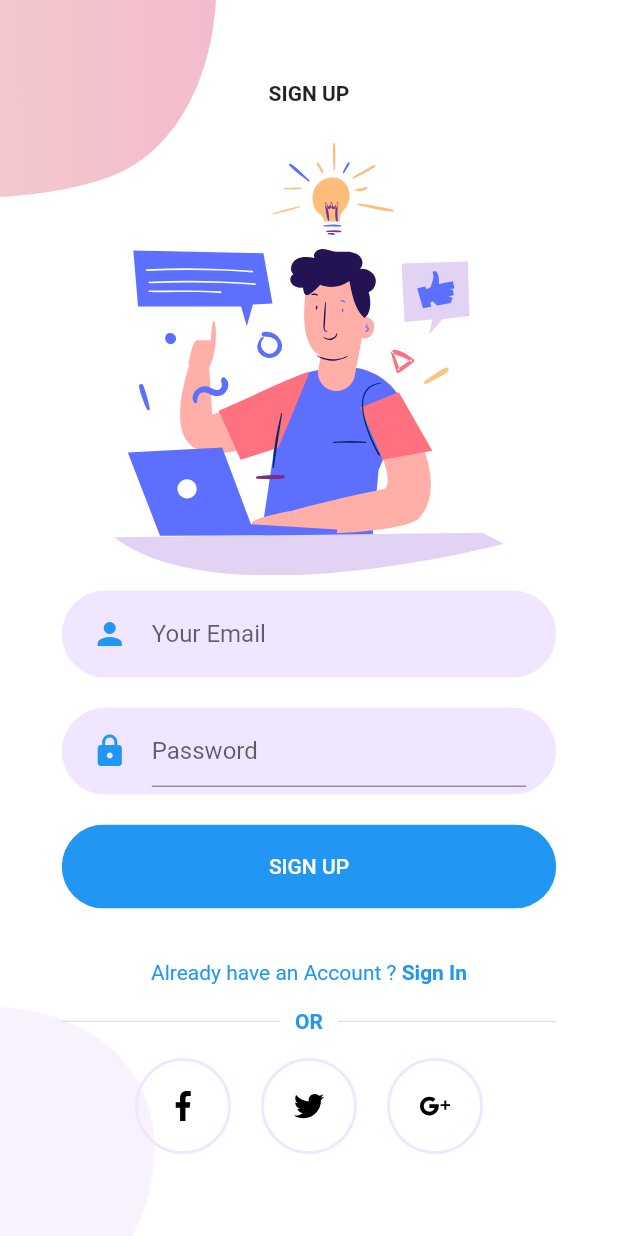
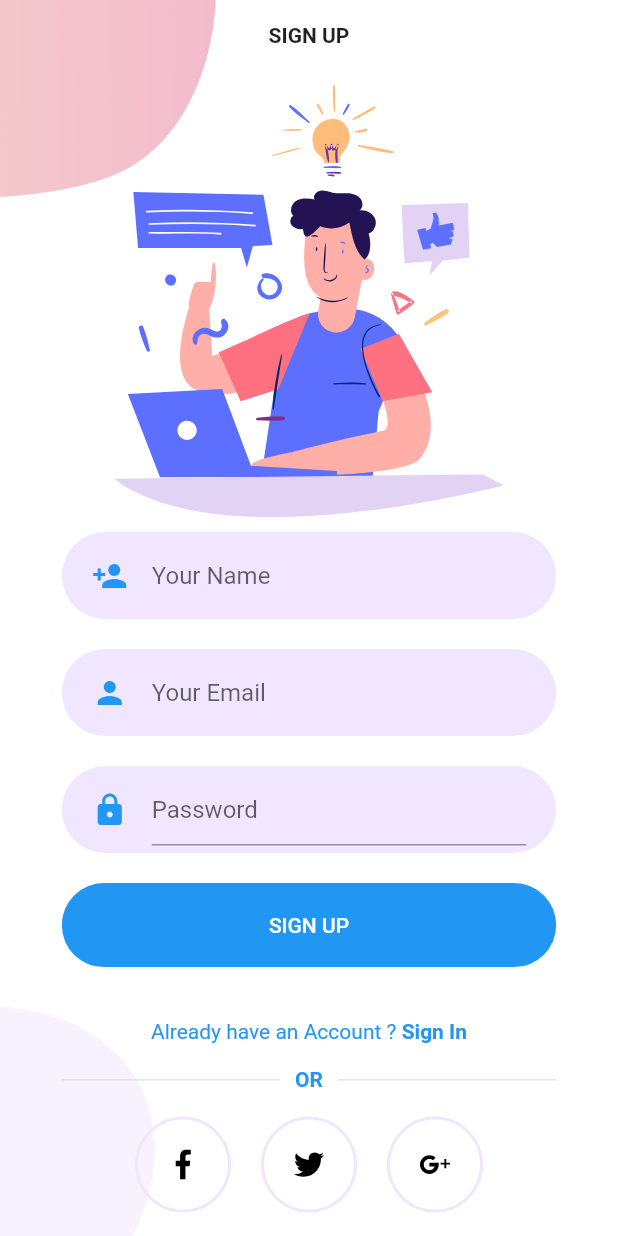
Before and after one commit to huy3999/Ecommerce-app, a Flutter app: the SignUpScreen screen opened directly, after a tap on "SIGN UP", on a phone screen of 412 x 824 dp. Run offline on Flutter 3.47's test engine with Material 2 defaults, Android fonts, the phone set to English and light mode, and no system bars; our stand-ins replace equatable, flutter_svg, rxdart, shared_preferences, sqflite; accounts and stored records are empty; network calls fail.

Commit message:
validate login/signup

```diff
--- a/lib/loginScreen/Screens/Signup/components/body.dart
+++ b/lib/loginScreen/Screens/Signup/components/body.dart
@@ -1,9 +1,13 @@
 import 'package:doan_cnpm/loginScreen/Screens/Login/login_screen.dart';
 import 'package:doan_cnpm/loginScreen/Screens/Signup/components/social_icon.dart';
 import 'package:doan_cnpm/loginScreen/components/already_have_an_account_acheck.dart';
+import 'package:doan_cnpm/loginScreen/components/round_name.dart';
 import 'package:doan_cnpm/loginScreen/components/rounded_button.dart';
 import 'package:doan_cnpm/loginScreen/components/rounded_input_field.dart';
 import 'package:doan_cnpm/loginScreen/components/rounded_password_field.dart';
+import 'package:doan_cnpm/model/sign_up.dart';
+import 'package:doan_cnpm/services/product_service.dart';
+import 'package:doan_cnpm/userScreens/pageAdmin.dart';
 import 'package:flutter/material.dart';
 import 'package:flutter_svg/svg.dart';
 
@@ -11,6 +15,11 @@ import 'background.dart';
 import 'or_divider.dart';
 
 class Body extends StatelessWidget {
+  ProductService productService = new ProductService();
+  bool isRegister = false;
+  String yourEmail;
+  String password;
+  String name;
   @override
   Widget build(BuildContext context) {
     Size size = MediaQuery.of(context).size;
@@ -28,16 +37,38 @@ class Body extends StatelessWidget {
               "assets/icons/signup.svg",
               height: size.height * 0.35,
             ),
+            RoundedName(
+              hintText: "Your Name",
+              onChanged: (value) {name = value;},
+            ),
             RoundedInputField(
               hintText: "Your Email",
-              onChanged: (value) {},
+              onChanged: (value) {yourEmail = value;},
             ),
             RoundedPasswordField(
-              //onChanged: (value) {},
+              onChanged: (value) {password = value;},
             ),
             RoundedButton(
               text: "SIGN UP",
-              press: () {},
+              press: () {
+                SignUpModel signup = new SignUpModel(
+                  name: name,
+                  username: yourEmail,
+                  password: password
+                );
+                productService.SignUpUser(signup).then((value) {
+                  if (value) {
+                    Navigator.push(context,
+                        MaterialPageRoute(builder: (context) {
+                          return PageAdmin();
+                        }));
+                  }else
+                    {
+                      final snackBar = SnackBar(content: Text('Invalid Sign Up !!!'));
+                      Scaffold.of(context).showSnackBar(snackBar);
+                    }
+                });
+              },
             ),
             SizedBox(height: size.height * 0.03),
             AlreadyHaveAnAccountCheck(
--- /dev/null
+++ b/lib/loginScreen/components/round_name.dart
@@ -0,0 +1,34 @@
+import 'package:doan_cnpm/loginScreen/components/text_field_container.dart';
+import 'package:flutter/material.dart';
+
+import '../constants.dart';
+
+class RoundedName extends StatelessWidget {
+  final String hintText;
+  final IconData icon;
+  final ValueChanged<String> onChanged;
+  const RoundedName({
+    Key key,
+    this.hintText,
+    this.icon = Icons.person_add,
+    this.onChanged,
+  }) : super(key: key);
+
+  @override
+  Widget build(BuildContext context) {
+    return TextFieldContainer(
+      child: TextField(
+        onChanged: onChanged,
+        cursorColor: kPrimaryColor,
+        decoration: InputDecoration(
+          icon: Icon(
+            icon,
+            color: kPrimaryColor,
+          ),
+          hintText: hintText,
+          border: InputBorder.none,
+        ),
+      ),
+    );
+  }
+}
--- /dev/null
+++ b/lib/model/sign_up.dart
@@ -0,0 +1,21 @@
+class SignUpModel {
+  String name;
+  String username;
+  String password;
+
+  SignUpModel({this.name, this.username, this.password});
+
+  SignUpModel.fromJson(Map<String, dynamic> json) {
+    name = json['name'];
+    username = json['username'];
+    password = json['password'];
+  }
+
+  Map<String, dynamic> toJson() {
+    final Map<String, dynamic> data = new Map<String, dynamic>();
+    data['name'] = this.name;
+    data['username'] = this.username;
+    data['password'] = this.password;
+    return data;
+  }
+}
--- a/lib/services/product_service.dart
+++ b/lib/services/product_service.dart
@@ -1,6 +1,7 @@
 import 'dart:convert';
 import 'package:doan_cnpm/model/category.dart';
 import 'package:doan_cnpm/model/login_response.dart';
+import 'package:doan_cnpm/model/sign_up.dart';
 import 'package:doan_cnpm/model/user.dart';
 import 'package:doan_cnpm/tools/app_tools.dart';
 import 'package:http/http.dart' as http;
@@ -73,7 +74,7 @@ class ProductService {
 
   Future<LoginResponse> getUserLogin(String username, String password) async {
     final http.Response response = await http.post(
-        'https://dacnpm-test.herokuapp.com/login',
+        '$_baseUrl/login',
         body: {
           "username": username,
           "password": password
@@ -86,6 +87,24 @@ class ProductService {
       throw Exception('Failed');
     }
 
+  }
+  Future<bool> SignUpUser(SignUpModel signUpModel) async {
+    final http.Response response = await http.post(
+        '$_baseUrl/register',
+        headers: <String, String>{
+      'Content-Type': 'application/json; charset=UTF-8',
+    },
+        body:
+          json.encode(signUpModel.toJson())
+        );
+    if (response.statusCode == 200) {
+
+      print(""+response.body);
+      return true;
+    } else {
+      return false;
+      //throw Exception('Failed');
+    }
   }
 
   Future<bool> addToCart(ProductModel product) async {
```
Also changed, not shown: lib/main.dart (indentation only).
